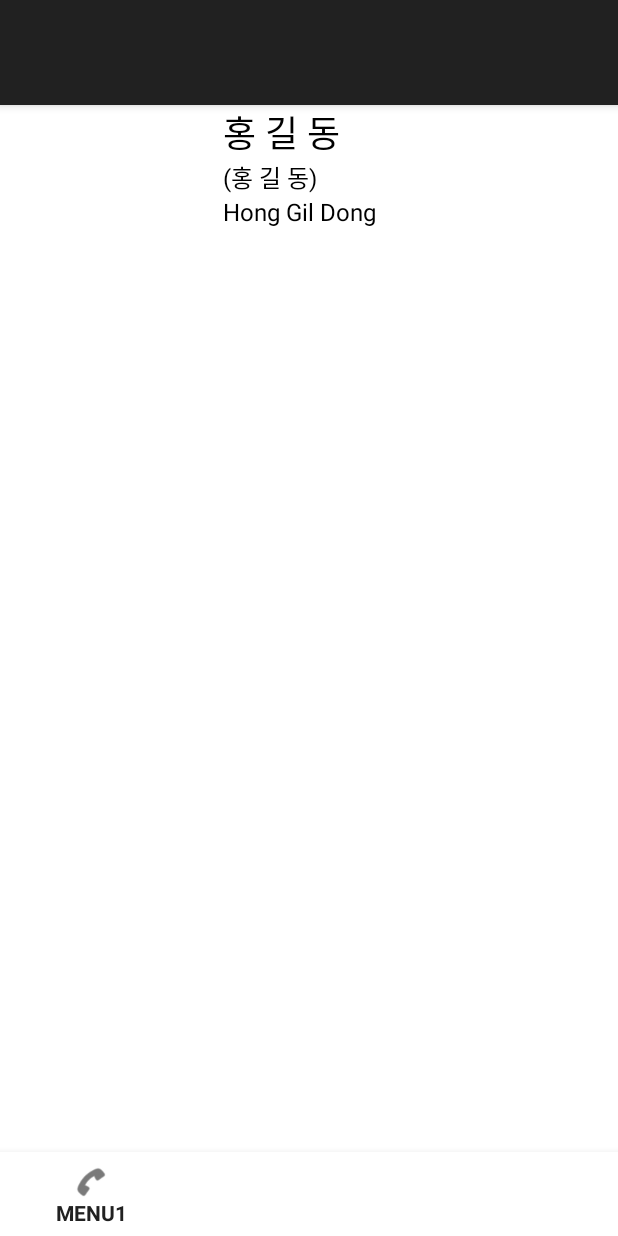
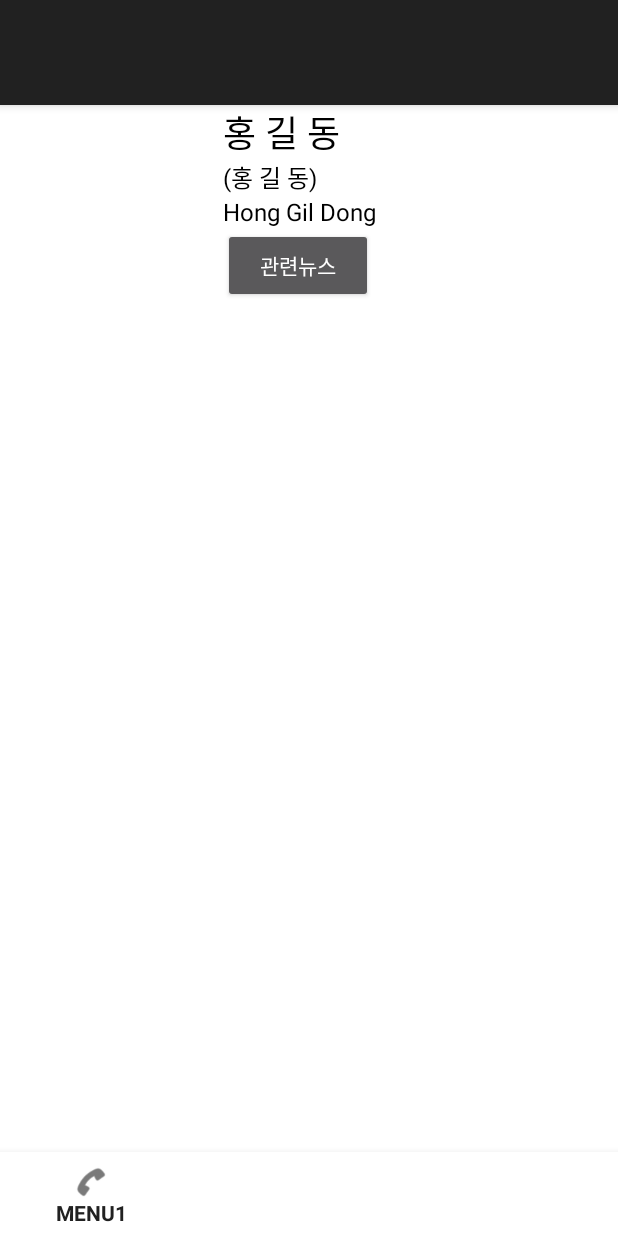
Before and after one commit to andrew5335/VillagePolitician, an Android app: the CongressmanDetailActivity screen opened directly, with no data from a screen before it, on a phone screen of 412 x 824 dp. Run offline under Robolectric (Android 15) with nearby library versions, the phone set to English and light mode, and no system bars; pictures from the network do not load.

Commit message:
뉴스 목록 페이지 연결 처리 개발 진행 중

```diff
--- a/app/src/main/java/politics/andrew/com/villagepolitician/activity/CongressmanDetailActivity.kt
+++ b/app/src/main/java/politics/andrew/com/villagepolitician/activity/CongressmanDetailActivity.kt
@@ -1,5 +1,6 @@
 package politics.andrew.com.villagepolitician.activity
 
+import android.content.Intent
 import android.support.v7.app.AppCompatActivity
 import android.os.Bundle
 import android.os.Handler
@@ -13,6 +14,7 @@ import android.widget.Toast
 import com.bumptech.glide.Glide
 import com.bumptech.glide.request.RequestOptions
 import com.google.android.gms.common.util.Strings
+import kotlinx.android.synthetic.main.activity_congressman_detail.*
 
 import politics.andrew.com.villagepolitician.R
 import politics.andrew.com.villagepolitician.interfacevo.CongressmanDetailXml
@@ -103,4 +105,11 @@ class CongressmanDetailActivity : BaseActivity() {
             }
         }
     }
+
+    fun onNewsViewBtnClicked(v: View) {
+        //Toast.makeText(applicationContext, "Name : " + congressman_kr_name.text, Toast.LENGTH_LONG).show()
+        val newsIntent = Intent(applicationContext, NewsListActivity::class.java)
+        newsIntent.putExtra("query", congressman_kr_name.text)
+        startActivity(newsIntent)
+    }
 }
--- a/app/src/main/java/politics/andrew/com/villagepolitician/activity/NewsListActivity.kt
+++ b/app/src/main/java/politics/andrew/com/villagepolitician/activity/NewsListActivity.kt
@@ -2,6 +2,7 @@ package politics.andrew.com.villagepolitician.activity
 
 import android.os.Bundle
 import android.support.v7.app.AppCompatActivity
+import android.widget.Toast
 import politics.andrew.com.villagepolitician.R
 
 class NewsListActivity : AppCompatActivity() {
@@ -12,6 +13,8 @@ class NewsListActivity : AppCompatActivity() {
 
         val newsIntent = intent
 
+        val name = newsIntent.getStringExtra("query");
 
+        Toast.makeText(applicationContext, "Congressman Name for Search : " + name, Toast.LENGTH_LONG).show()
     }
 }
--- a/app/src/main/res/layout/activity_congressman_detail.xml
+++ b/app/src/main/res/layout/activity_congressman_detail.xml
@@ -82,6 +82,13 @@
                         android:text="Hong Gil Dong"
                         android:textColor="#000" />
 
+                    <Button
+                        android:id="@+id/news_view_btn"
+                        android:layout_width="100dp"
+                        android:layout_height="50dp"
+                        android:text="관련뉴스"
+                        android:onClick="onNewsViewBtnClicked"/>
+
                 </LinearLayout>
 
             </LinearLayout>
```
